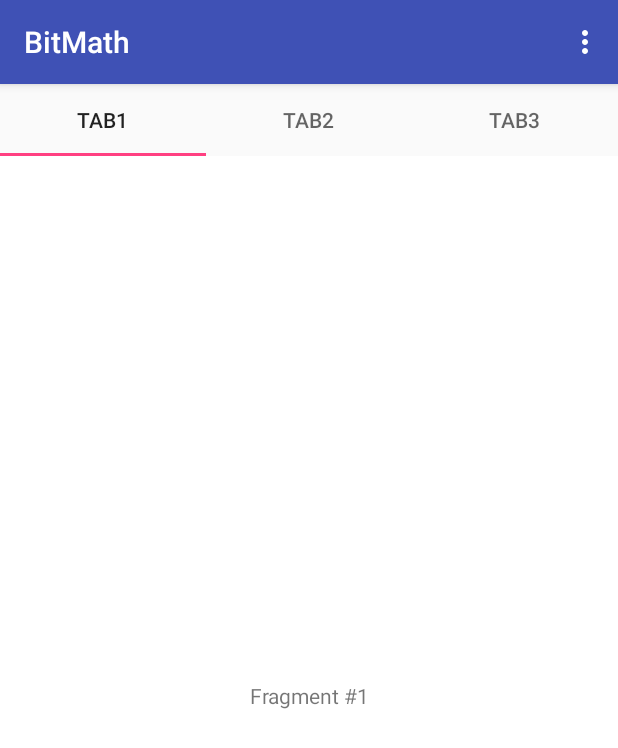
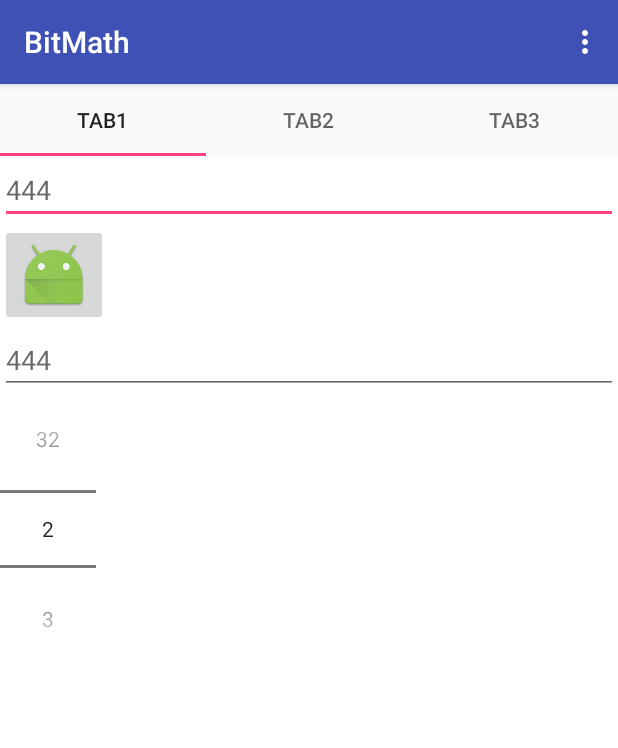
Before and after one commit to Rikharthu/android-BitMath, an Android app: the screen it shows after launch (MainActivity), on a phone screen of 412 x 824 dp. Shown: the top 748 px of the screen. Run offline under Robolectric (Android 15) with nearby library versions, the phone set to English and light mode, and no system bars; our stand-ins replace ButterKnife.

Commit message:
started converter

```diff
--- a/app/build.gradle
+++ b/app/build.gradle
@@ -20,7 +20,7 @@ android {
 }
 
 dependencies {
-    compile fileTree(dir: 'libs', include: ['*.jar'])
+    compile fileTree(include: ['*.jar'], dir: 'libs')
     androidTestCompile('com.android.support.test.espresso:espresso-core:2.2.2', {
         exclude group: 'com.android.support', module: 'support-annotations'
     })
@@ -28,4 +28,6 @@ dependencies {
     compile 'com.android.support:design:25.1.0'
     compile 'com.android.support:support-v4:25.1.0'
     testCompile 'junit:junit:4.12'
+    compile 'com.jakewharton:butterknife:8.5.1'
+    compile 'com.jakewharton:butterknife-compiler:8.5.1'
 }
--- /dev/null
+++ b/app/src/main/java/com/example/uberv/bitmath/ConverterFragment.java
@@ -0,0 +1,76 @@
+package com.example.uberv.bitmath;
+
+import android.os.Bundle;
+import android.support.v4.app.Fragment;
+import android.view.LayoutInflater;
+import android.view.View;
+import android.view.ViewGroup;
+import android.widget.EditText;
+import android.widget.NumberPicker;
+import android.widget.TextView;
+import android.widget.Toast;
+
+import java.math.BigInteger;
+
+import butterknife.BindView;
+import butterknife.ButterKnife;
+import butterknife.OnTextChanged;
+
+public class ConverterFragment extends Fragment {
+
+    public static final String ARG_PAGE = "ARG_PAGE";
+
+    @BindView(R.id.fragment_converter_first_number_et)
+    EditText mFirstNumberEt;
+    @BindView(R.id.fragment_converter_second_number_et)
+    EditText mSecondNumberEt;
+    @BindView(R.id.fragment_converter_first_number_radix_picker_np)
+    NumberPicker mFirstNumberRadixNp;
+
+
+    private int mPage;
+
+    public static ConverterFragment newInstance(int page) {
+        Bundle args = new Bundle();
+        args.putInt(ARG_PAGE, page);
+        ConverterFragment fragment = new ConverterFragment();
+        fragment.setArguments(args);
+        return fragment;
+    }
+
+    @Override
+    public void onCreate(Bundle savedInstanceState) {
+        super.onCreate(savedInstanceState);
+        mPage = getArguments().getInt(ARG_PAGE);
+    }
+
+    @Override
+    public View onCreateView(LayoutInflater inflater, ViewGroup container,
+                             Bundle savedInstanceState) {
+        View view = inflater.inflate(R.layout.fragment_converter, container, false);
+
+        ButterKnife.bind(this,view);
+
+        mFirstNumberRadixNp.setMinValue(2);
+        mFirstNumberRadixNp.setMaxValue(32);
+
+        return view;
+    }
+
+    @OnTextChanged(R.id.fragment_converter_first_number_et)
+    void onFirstEtTextChanged(CharSequence text){
+        int radix = mFirstNumberRadixNp.getValue();
+        try{
+            String binary = new BigInteger(text.toString(),radix).toString(10);
+            mSecondNumberEt.setText(binary);
+        }catch(Exception e){
+            Toast.makeText(getContext(), e.toString(), Toast.LENGTH_SHORT).show();
+        }
+    }
+
+    @OnTextChanged(R.id.fragment_converter_second_number_et)
+    void onSecondEtTextChanged(CharSequence text){
+
+    }
+
+}
--- a/app/src/main/java/com/example/uberv/bitmath/MainActivity.java
+++ b/app/src/main/java/com/example/uberv/bitmath/MainActivity.java
@@ -7,21 +7,29 @@ import android.os.Bundle;
 import android.view.Menu;
 import android.view.MenuInflater;
 
+import butterknife.BindView;
+import butterknife.ButterKnife;
+
 public class MainActivity extends AppCompatActivity {
+
+    @BindView(R.id.viewpager)
+    ViewPager mViewPager;
+    @BindView(R.id.sliding_tabs)
+    TabLayout mTabLayout;
 
     @Override
     protected void onCreate(Bundle savedInstanceState) {
         super.onCreate(savedInstanceState);
         setContentView(R.layout.activity_main);
 
+        ButterKnife.bind(this);
+
         // Get the ViewPager and set it's PagerAdapter so that it can display items
-        ViewPager viewPager = (ViewPager) findViewById(R.id.viewpager);
-        viewPager.setAdapter(new SampleFragmentPagerAdapter(getSupportFragmentManager(),
+        mViewPager.setAdapter(new SampleFragmentPagerAdapter(getSupportFragmentManager(),
                 MainActivity.this));
 
         // Give the TabLayout the ViewPager
-        TabLayout tabLayout = (TabLayout) findViewById(R.id.sliding_tabs);
-        tabLayout.setupWithViewPager(viewPager);
+        mTabLayout.setupWithViewPager(mViewPager);
     }
 
 
--- a/app/src/main/java/com/example/uberv/bitmath/SampleFragmentPagerAdapter.java
+++ b/app/src/main/java/com/example/uberv/bitmath/SampleFragmentPagerAdapter.java
@@ -7,7 +7,7 @@ import android.support.v4.app.FragmentPagerAdapter;
 
 public class SampleFragmentPagerAdapter extends FragmentPagerAdapter {
     final int PAGE_COUNT = 3;
-    private String tabTitles[] = new String[] { "Tab1", "Tab2", "Tab3" };
+    private String tabTitles[] = new String[]{"Tab1", "Tab2", "Tab3"};
     private Context context;
 
     public SampleFragmentPagerAdapter(FragmentManager fm, Context context) {
@@ -22,7 +22,8 @@ public class SampleFragmentPagerAdapter extends FragmentPagerAdapter {
 
     @Override
     public Fragment getItem(int position) {
-        return PageFragment.newInstance(position + 1);
+//        return PageFragment.newInstance(position + 1);
+        return ConverterFragment.newInstance(position + 1);
     }
 
     @Override
--- /dev/null
+++ b/app/src/main/res/layout/fragment_converter.xml
@@ -0,0 +1,33 @@
+<?xml version="1.0" encoding="utf-8"?>
+<LinearLayout
+    xmlns:android="http://schemas.android.com/apk/res/android"
+    android:layout_width="match_parent"
+    android:layout_height="match_parent"
+    android:orientation="vertical">
+
+    <EditText
+        android:id="@+id/fragment_converter_first_number_et"
+        android:layout_width="match_parent"
+        android:layout_height="wrap_content"
+        android:hint="444"
+        android:inputType="textNoSuggestions"/>
+
+    <ImageButton
+        android:id="@+id/fragment_converter_swap_imgbtn"
+        android:layout_width="wrap_content"
+        android:layout_height="wrap_content"
+        android:src="@mipmap/ic_launcher"/>
+
+    <EditText
+        android:id="@+id/fragment_converter_second_number_et"
+        android:layout_width="match_parent"
+        android:layout_height="wrap_content"
+        android:hint="444"
+        android:inputType="textNoSuggestions"/>
+
+    <NumberPicker
+        android:id="@+id/fragment_converter_first_number_radix_picker_np"
+        android:layout_width="wrap_content"
+        android:layout_height="wrap_content"/>
+
+</LinearLayout>
```
